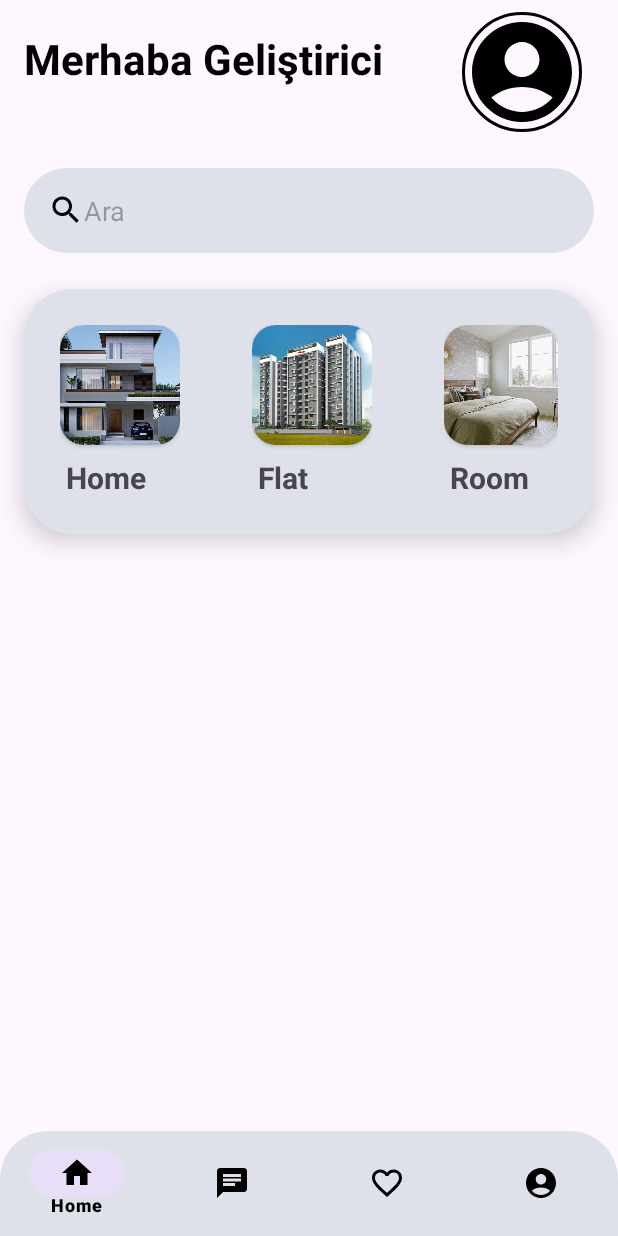
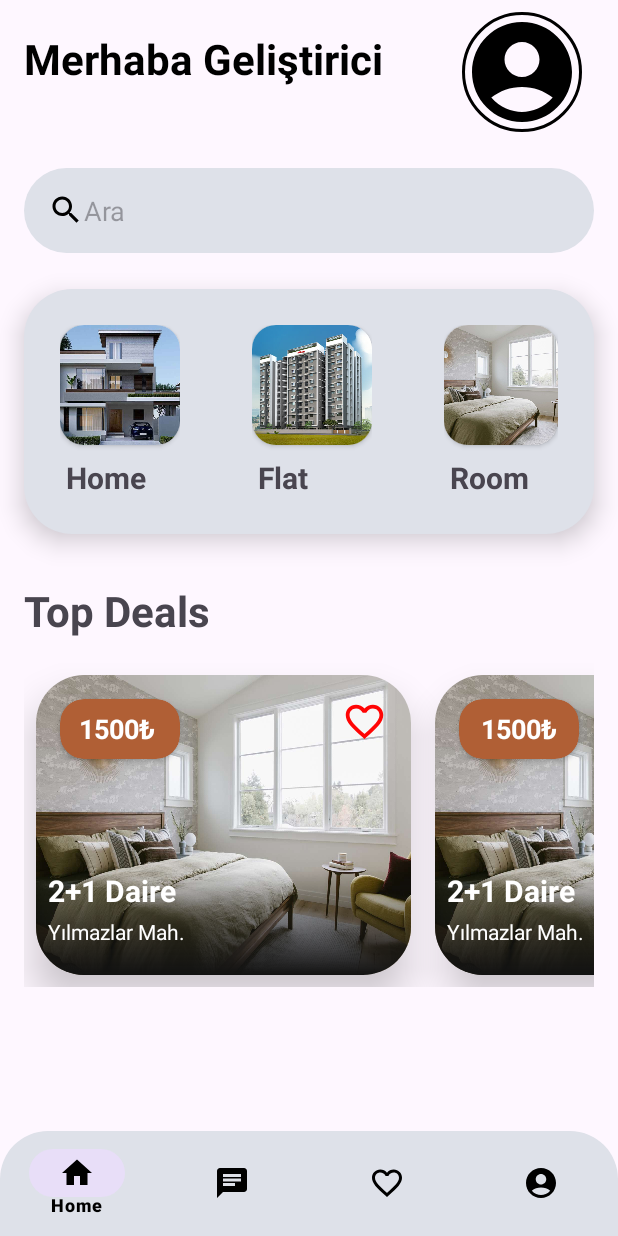
Before and after one commit to RamazanArc/RoomieApp, an Android app: the screen it shows after launch once a user with an empty profile is signed in (HomeActivity), on a phone screen of 412 x 824 dp. Run offline under Robolectric (Android 15) with nearby library versions, the phone set to English and light mode, and no system bars; our stand-ins replace CircleImageView, Firebase (no records; nobody signed in at launch, a user with empty details on screens opened directly); 1 statement that could not run was skipped.

Commit message:
Home sayfasına ilanlar tasarımı yapıldı

```diff
--- /dev/null
+++ b/app/src/main/java/com/example/roomieapp/adapters/HomeAdapter.java
@@ -0,0 +1,62 @@
+package com.example.roomieapp.adapters;
+
+import android.content.Context;
+import android.view.LayoutInflater;
+import android.view.View;
+import android.view.ViewGroup;
+import android.widget.TextView;
+
+import androidx.annotation.NonNull;
+import androidx.recyclerview.widget.RecyclerView;
+
+import com.example.roomieapp.R;
+import com.example.roomieapp.model.Item;
+
+import java.util.List;
+
+public class HomeAdapter extends RecyclerView.Adapter<HomeAdapter.ViewHolder> {
+
+    private Context context;
+    private List<Item> itemList;
+
+    public HomeAdapter(Context context, List<Item> itemList) {
+        this.context = context;
+        this.itemList = itemList;
+    }
+
+    @NonNull
+    @Override
+    public ViewHolder onCreateViewHolder(@NonNull ViewGroup parent, int viewType) {
+        View view = LayoutInflater.from(context)
+                .inflate(R.layout.top_deals,parent,false);
+
+        return new ViewHolder(view);
+    }
+
+    @Override
+    public void onBindViewHolder(@NonNull ViewHolder holder, int position) {
+
+        holder.price.setText(itemList.get(position).getPrice());
+        holder.location.setText(itemList.get(position).getLocation());
+        holder.shortDescription.setText(itemList.get(position).getShortDescription());
+    }
+
+    @Override
+    public int getItemCount() {
+        return itemList.size();
+    }
+
+    public class ViewHolder extends RecyclerView.ViewHolder {
+
+        private TextView price;
+        private TextView location;
+        private TextView shortDescription;
+        public ViewHolder(@NonNull View itemView) {
+            super(itemView);
+
+            price = itemView.findViewById(R.id.price);
+            location = itemView.findViewById(R.id.location);
+            shortDescription = itemView.findViewById(R.id.short_description);
+        }
+    }
+}
--- a/app/src/main/java/com/example/roomieapp/fragments/HomeFragment.java
+++ b/app/src/main/java/com/example/roomieapp/fragments/HomeFragment.java
@@ -2,60 +2,28 @@ package com.example.roomieapp.fragments;
 
 import android.os.Bundle;
 
+import androidx.annotation.NonNull;
+import androidx.annotation.Nullable;
 import androidx.fragment.app.Fragment;
+import androidx.recyclerview.widget.LinearLayoutManager;
+import androidx.recyclerview.widget.RecyclerView;
 
 import android.view.LayoutInflater;
 import android.view.View;
 import android.view.ViewGroup;
 
 import com.example.roomieapp.R;
+import com.example.roomieapp.adapters.HomeAdapter;
+import com.example.roomieapp.model.Item;
 
-/**
- * A simple {@link Fragment} subclass.
- * Use the {@link HomeFragment#newInstance} factory method to
- * create an instance of this fragment.
- */
+import java.util.ArrayList;
+import java.util.List;
+
 public class HomeFragment extends Fragment {
 
-    // TODO: Rename parameter arguments, choose names that match
-    // the fragment initialization parameters, e.g. ARG_ITEM_NUMBER
-    private static final String ARG_PARAM1 = "param1";
-    private static final String ARG_PARAM2 = "param2";
-
-    // TODO: Rename and change types of parameters
-    private String mParam1;
-    private String mParam2;
-
-    public HomeFragment() {
-        // Required empty public constructor
-    }
-
-    /**
-     * Use this factory method to create a new instance of
-     * this fragment using the provided parameters.
-     *
-     * @param param1 Parameter 1.
-     * @param param2 Parameter 2.
-     * @return A new instance of fragment HomeFragment.
-     */
-    // TODO: Rename and change types and number of parameters
-    public static HomeFragment newInstance(String param1, String param2) {
-        HomeFragment fragment = new HomeFragment();
-        Bundle args = new Bundle();
-        args.putString(ARG_PARAM1, param1);
-        args.putString(ARG_PARAM2, param2);
-        fragment.setArguments(args);
-        return fragment;
-    }
-
-    @Override
-    public void onCreate(Bundle savedInstanceState) {
-        super.onCreate(savedInstanceState);
-        if (getArguments() != null) {
-            mParam1 = getArguments().getString(ARG_PARAM1);
-            mParam2 = getArguments().getString(ARG_PARAM2);
-        }
-    }
+    private RecyclerView topDealRV;
+    private HomeAdapter adapter;
+    private List<Item> itemList;
 
     @Override
     public View onCreateView(LayoutInflater inflater, ViewGroup container,
@@ -63,4 +31,23 @@ public class HomeFragment extends Fragment {
         // Inflate the layout for this fragment
         return inflater.inflate(R.layout.fragment_home, container, false);
     }
+
+    @Override
+    public void onViewCreated(@NonNull View view, @Nullable Bundle savedInstanceState) {
+        super.onViewCreated(view, savedInstanceState);
+
+        topDealRV = view.findViewById(R.id.top_deal_RV);
+
+        itemList = new ArrayList<>();
+        itemList.add(new Item("Yılmazlar Mah.", "1500₺ ", "2+1 Daire"));
+        itemList.add(new Item("Yılmazlar Mah.", "1500₺", "2+1 Daire"));
+        itemList.add(new Item("Yılmazlar Mah.", "1500₺", "2+1 Daire"));
+        itemList.add(new Item("Yılmazlar Mah.", "1500₺", "2+1 Daire"));
+
+        adapter = new HomeAdapter(getContext(),itemList);
+        LinearLayoutManager linearLayoutManager = new LinearLayoutManager(getContext());
+        linearLayoutManager.setOrientation(LinearLayoutManager.HORIZONTAL);
+        topDealRV.setLayoutManager(linearLayoutManager);
+        topDealRV.setAdapter(adapter);
+    }
 }
--- /dev/null
+++ b/app/src/main/java/com/example/roomieapp/model/Item.java
@@ -0,0 +1,80 @@
+package com.example.roomieapp.model;
+
+import java.util.List;
+
+public class Item {
+
+    private String location;
+    private String price;
+    private List<Integer> images;
+    private String description;
+    private String shortDescription;
+    private int totalImages;
+
+    public Item() {
+
+    }
+
+    public Item(String location, String price, String shortDescription) {
+        this.location = location;
+        this.price = price;
+        this.shortDescription = shortDescription;
+    }
+
+    public Item(String location, String price, List<Integer> images, String description, String shortDescription, int totalImages) {
+        this.location = location;
+        this.price = price;
+        this.images = images;
+        this.description = description;
+        this.shortDescription = shortDescription;
+        this.totalImages = totalImages;
+    }
+
+    public String getLocation() {
+        return location;
+    }
+
+    public void setLocation(String location) {
+        this.location = location;
+    }
+
+    public String getPrice() {
+        return price;
+    }
+
+    public void setPrice(String price) {
+        this.price = price;
+    }
+
+    public List<Integer> getImages() {
+        return images;
+    }
+
+    public void setImages(List<Integer> images) {
+        this.images = images;
+    }
+
+    public String getDescription() {
+        return description;
+    }
+
+    public void setDescription(String description) {
+        this.description = description;
+    }
+
+    public String getShortDescription() {
+        return shortDescription;
+    }
+
+    public void setShortDescription(String shortDescription) {
+        this.shortDescription = shortDescription;
+    }
+
+    public int getTotalImages() {
+        return totalImages;
+    }
+
+    public void setTotalImages(int totalImages) {
+        this.totalImages = totalImages;
+    }
+}
--- /dev/null
+++ b/app/src/main/res/drawable/card_bg.xml
@@ -0,0 +1,6 @@
+<?xml version="1.0" encoding="utf-8"?>
+<shape xmlns:android="http://schemas.android.com/apk/res/android">
+        <gradient android:angle="90"
+            android:startColor="#121212"
+            android:endColor="#00000000"/>
+</shape>
--- /dev/null
+++ b/app/src/main/res/drawable/ic_empty_favorite.xml
@@ -0,0 +1,5 @@
+<vector android:height="24dp" android:tint="#FF0404"
+    android:viewportHeight="24" android:viewportWidth="24"
+    android:width="24dp" xmlns:android="http://schemas.android.com/apk/res/android">
+    <path android:fillColor="@android:color/white" android:pathData="M16.5,3c-1.74,0 -3.41,0.81 -4.5,2.09C10.91,3.81 9.24,3 7.5,3 4.42,3 2,5.42 2,8.5c0,3.78 3.4,6.86 8.55,11.54L12,21.35l1.45,-1.32C18.6,15.36 22,12.28 22,8.5 22,5.42 19.58,3 16.5,3zM12.1,18.55l-0.1,0.1 -0.1,-0.1C7.14,14.24 4,11.39 4,8.5 4,6.5 5.5,5 7.5,5c1.54,0 3.04,0.99 3.57,2.36h1.87C13.46,5.99 14.96,5 16.5,5c2,0 3.5,1.5 3.5,3.5 0,2.89 -3.14,5.74 -7.9,10.05z"/>
+</vector>
--- /dev/null
+++ b/app/src/main/res/drawable/ic_fill_favorite.xml
@@ -0,0 +1,5 @@
+<vector android:height="24dp" android:tint="#FF0404"
+    android:viewportHeight="24" android:viewportWidth="24"
+    android:width="24dp" xmlns:android="http://schemas.android.com/apk/res/android">
+    <path android:fillColor="@android:color/white" android:pathData="M12,21.35l-1.45,-1.32C5.4,15.36 2,12.28 2,8.5 2,5.42 4.42,3 7.5,3c1.74,0 3.41,0.81 4.5,2.09C13.09,3.81 14.76,3 16.5,3 19.58,3 22,5.42 22,8.5c0,3.78 -3.4,6.86 -8.55,11.54L12,21.35z"/>
+</vector>
--- a/app/src/main/res/layout/fragment_home.xml
+++ b/app/src/main/res/layout/fragment_home.xml
@@ -47,8 +47,7 @@
             android:text="Merhaba Geliştirici"
             android:textSize="28sp"
             android:textColor="@color/black"
-        android:textStyle="bold"
-        />
+            android:textStyle="bold"/>
 
         <LinearLayout
         android:id="@+id/linear"
@@ -68,8 +67,7 @@
                 android:background="@drawable/bg_search"
                 android:padding="16dp"
                 android:hint="Ara"
-            android:drawableStart="@drawable/ic_search"
-            />
+                android:drawableStart="@drawable/ic_search" />
 
         </LinearLayout>
 
@@ -192,21 +190,29 @@
 
             </LinearLayout>
 
-            <androidx.recyclerview.widget.RecyclerView
+                <TextView
+                    android:id="@+id/top_deal"
                     android:layout_width="match_parent"
                     android:layout_height="wrap_content"
+                    android:text="Top Deals"
                     android:layout_below="@+id/linear_category"
+                    android:textStyle="bold"
+                    android:textSize="28sp"
+                    android:layout_marginTop="16dp"
+                    android:layout_marginStart="16dp"/>
+
+                <androidx.recyclerview.widget.RecyclerView
+                    android:id="@+id/top_deal_RV"
+                    android:layout_width="match_parent"
+                    android:layout_height="wrap_content"
+                    android:layout_below="@+id/top_deal"
                     android:layout_alignParentStart="true"
                     android:layout_alignParentEnd="true"
                     android:layout_alignParentBottom="true"
                     android:layout_marginStart="16dp"
-                android:layout_marginTop="8dp"
                     android:layout_marginEnd="16dp"
                     android:layout_marginBottom="16dp">
-
-
                 </androidx.recyclerview.widget.RecyclerView>
-
        </RelativeLayout>
     </androidx.core.widget.NestedScrollView>
 
--- /dev/null
+++ b/app/src/main/res/layout/top_deals.xml
@@ -0,0 +1,81 @@
+<?xml version="1.0" encoding="utf-8"?>
+<androidx.cardview.widget.CardView xmlns:android="http://schemas.android.com/apk/res/android"
+    android:layout_width="250dp"
+    android:layout_height="200dp"
+    xmlns:app="http://schemas.android.com/apk/res-auto"
+    android:layout_margin="8dp"
+    app:cardCornerRadius="32dp"
+    app:cardElevation="16dp">
+
+    <RelativeLayout
+        android:layout_width="match_parent"
+        android:layout_height="match_parent"
+        android:background="@drawable/room">
+
+        <LinearLayout
+            android:layout_width="match_parent"
+            android:layout_height="70dp"
+            android:orientation="vertical"
+            android:background="@drawable/card_bg"
+            android:layout_alignParentBottom="true">
+
+            <TextView
+                android:id="@+id/short_description"
+                android:text="2+1 daire"
+                android:textColor="@color/white"
+                android:textStyle="bold"
+                android:textSize="20sp"
+                android:layout_marginStart="8dp"
+                android:layout_width="match_parent"
+                android:layout_height="wrap_content"
+                />
+
+            <TextView
+                android:id="@+id/location"
+                android:text="Yılmazlar Mah. Rençber Sok."
+                android:textColor="@color/white"
+                android:layout_marginStart="8dp"
+                android:layout_marginTop="4dp"
+                android:textSize="14sp"
+                android:layout_width="match_parent"
+                android:layout_height="wrap_content"/>
+
+        </LinearLayout>
+
+        <ImageView
+            android:id="@+id/favourite_deal"
+            android:layout_width="30dp"
+            android:layout_height="30dp"
+            android:src="@drawable/ic_empty_favorite"
+            android:layout_alignParentEnd="true"
+            android:layout_alignParentTop="true"
+            android:layout_marginEnd="16dp"
+            android:layout_marginTop="16dp"/>
+
+        <androidx.cardview.widget.CardView
+            android:layout_width="80dp"
+            android:layout_height="40dp"
+            app:cardCornerRadius="16dp"
+            android:backgroundTint="@color/dark_orange"
+            android:layout_alignParentTop="true"
+            android:layout_alignParentStart="true"
+            android:layout_margin="16dp">
+
+            <TextView
+                android:id="@+id/price"
+                android:textColor="@color/white"
+                android:text="1500 ₺"
+                android:textStyle="bold"
+                android:textSize="18sp"
+                android:textAlignment="center"
+                android:gravity="center"
+                android:layout_width="match_parent"
+                android:layout_height="match_parent"/>
+
+
+        </androidx.cardview.widget.CardView>
+
+
+    </RelativeLayout>
+
+</androidx.cardview.widget.CardView>
```
Lines whose indentation alone changed are shown as unchanged.
